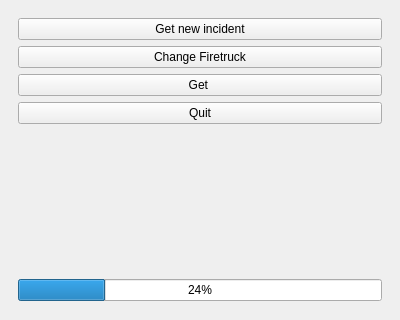
This is SpatialDecision/spatial_decision_dockwidget_base.ui in LaurensJN/2016_Group09_Beaufort as Qt 5 draws it before an edit; both pictures show x 0 to 400 and y 0 to 320 of the 400 by 550 pixel window. The edited form follows.
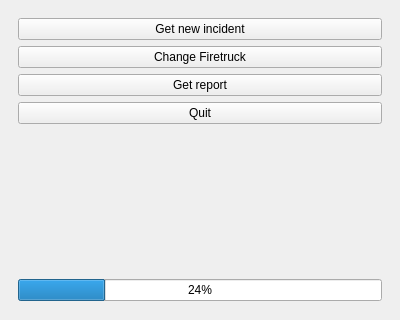
This is the edited form.

Patch:
```diff
--- a/SpatialDecision/spatial_decision_dockwidget_base.ui
+++ b/SpatialDecision/spatial_decision_dockwidget_base.ui
@@ -181,7 +181,7 @@
           <item row="3" column="0">
            <widget class="QPushButton" name="pushButton">
             <property name="text">
-             <string>Get </string>
+             <string>Get report</string>
             </property>
            </widget>
           </item>
```
Left out of the diff: 2 changed lines with no effect on the pictures.
